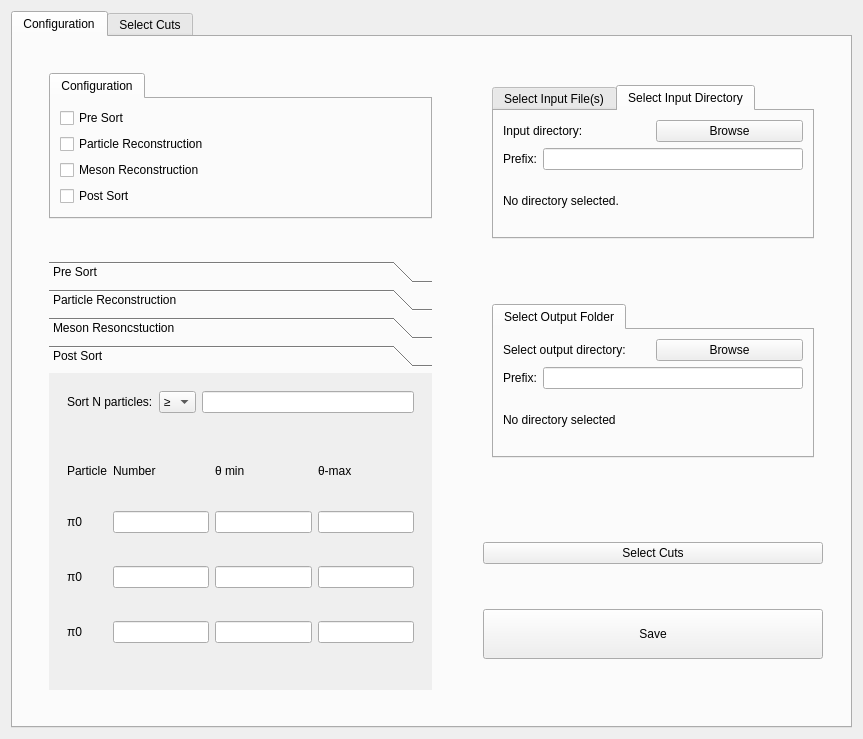
Before: the Qt Designer form configurationdialog.ui in A2-Collaboration-dev/GoAT_GUI, drawn with Qt 5.
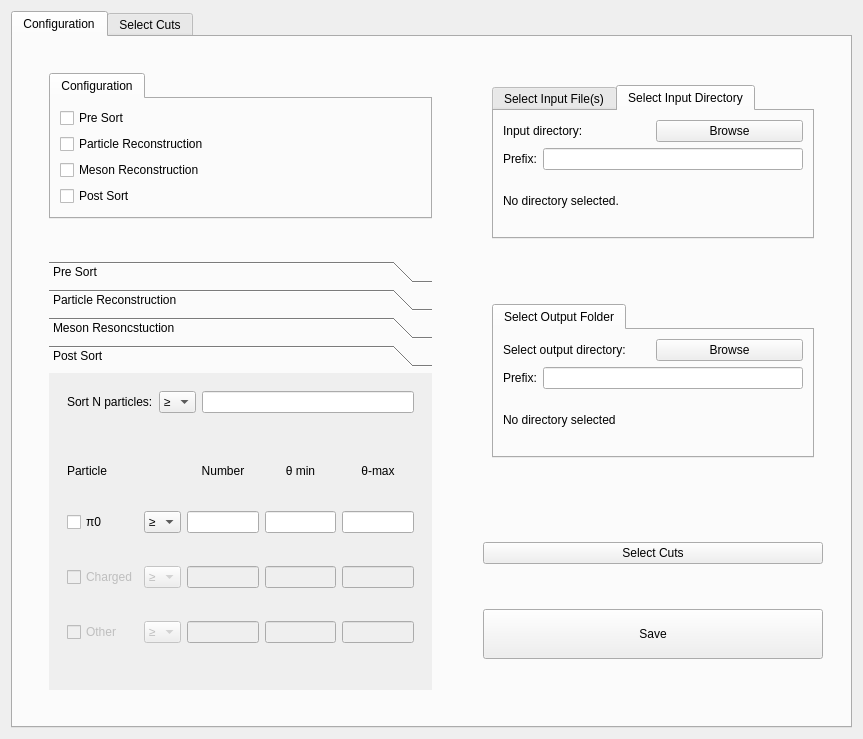
After: the same form once the commit is applied. Custom widgets are drawn as their Qt base class.

Diff of the .ui file:
```diff
--- a/configurationdialog.ui
+++ b/configurationdialog.ui
@@ -13,8 +13,8 @@
   <property name="windowTitle">
    <string>Dialog</string>
   </property>
-  <layout class="QHBoxLayout" name="horizontalLayout">
-   <item>
+  <layout class="QGridLayout" name="gridLayout_2">
+   <item row="0" column="0">
     <widget class="QTabWidget" name="tabWidget">
      <property name="currentIndex">
       <number>0</number>
@@ -517,7 +517,7 @@
                     </item>
                     <item>
                      <widget class="QWidget" name="widget_12" native="true">
-                      <layout class="QGridLayout" name="gridLayout_2">
+                      <layout class="QGridLayout" name="gridLayout_3">
                        <item row="0" column="0">
                         <widget class="QLabel" name="label_4">
                          <property name="sizePolicy">
@@ -529,76 +529,217 @@
                          <property name="text">
                           <string>Particle</string>
                          </property>
-                        </widget>
-                       </item>
-                       <item row="0" column="1">
-                        <widget class="QLabel" name="label_5">
-                         <property name="text">
-                          <string>Number</string>
+                         <property name="alignment">
+                          <set>Qt::AlignCenter</set>
                          </property>
                         </widget>
                        </item>
-                       <item row="0" column="2">
+                       <item row="0" column="4">
                         <widget class="QLabel" name="label_6">
                          <property name="text">
                           <string>θ min</string>
                          </property>
+                         <property name="alignment">
+                          <set>Qt::AlignCenter</set>
+                         </property>
                         </widget>
                        </item>
-                       <item row="0" column="3">
+                       <item row="0" column="5">
                         <widget class="QLabel" name="label_7">
                          <property name="text">
                           <string>θ-max</string>
                          </property>
+                         <property name="alignment">
+                          <set>Qt::AlignCenter</set>
+                         </property>
                         </widget>
                        </item>
                        <item row="1" column="0">
-                        <widget class="QLabel" name="label_8">
+                        <widget class="QCheckBox" name="checkBoxpi0">
                          <property name="text">
                           <string>π0</string>
                          </property>
                         </widget>
                        </item>
-                       <item row="1" column="1">
-                        <widget class="QLineEdit" name="lineEdit_2"/>
-                       </item>
                        <item row="1" column="2">
-                        <widget class="QLineEdit" name="lineEdit_3"/>
+                        <widget class="QComboBox" name="comboBoxPS1">
+                         <property name="sizePolicy">
+                          <sizepolicy hsizetype="Fixed" vsizetype="Fixed">
+                           <horstretch>0</horstretch>
+                           <verstretch>0</verstretch>
+                          </sizepolicy>
+                         </property>
+                         <item>
+                          <property name="text">
+                           <string>≥</string>
+                          </property>
+                         </item>
+                         <item>
+                          <property name="text">
+                           <string>≤</string>
+                          </property>
+                         </item>
+                         <item>
+                          <property name="text">
+                           <string>=</string>
+                          </property>
+                         </item>
+                        </widget>
                        </item>
                        <item row="1" column="3">
-                        <widget class="QLineEdit" name="lineEdit_4"/>
+                        <widget class="QLineEdit" name="lineEditPSNum1">
+                         <property name="inputMethodHints">
+                          <set>Qt::ImhDigitsOnly</set>
+                         </property>
+                        </widget>
                        </item>
-                       <item row="2" column="0">
-                        <widget class="QLabel" name="label_9">
+                       <item row="1" column="4">
+                        <widget class="QLineEdit" name="lineEditPSMin1">
+                         <property name="inputMethodHints">
+                          <set>Qt::ImhDigitsOnly</set>
+                         </property>
+                        </widget>
+                       </item>
+                       <item row="1" column="5">
+                        <widget class="QLineEdit" name="lineEditPSMax1">
+                         <property name="inputMethodHints">
+                          <set>Qt::ImhDigitsOnly</set>
+                         </property>
+                        </widget>
+                       </item>
+                       <item row="2" column="0" colspan="2">
+                        <widget class="QCheckBox" name="checkBox">
+                         <property name="enabled">
+                          <bool>false</bool>
+                         </property>
                          <property name="text">
-                          <string>π0</string>
+                          <string>Charged</string>
                          </property>
                         </widget>
                        </item>
-                       <item row="2" column="1">
-                        <widget class="QLineEdit" name="lineEdit_7"/>
-                       </item>
                        <item row="2" column="2">
-                        <widget class="QLineEdit" name="lineEdit_5"/>
+                        <widget class="QComboBox" name="comboBoxPS2">
+                         <property name="enabled">
+                          <bool>false</bool>
+                         </property>
+                         <item>
+                          <property name="text">
+                           <string>≥</string>
+                          </property>
+                         </item>
+                         <item>
+                          <property name="text">
+                           <string>≤</string>
+                          </property>
+                         </item>
+                         <item>
+                          <property name="text">
+                           <string>=</string>
+                          </property>
+                         </item>
+                        </widget>
                        </item>
                        <item row="2" column="3">
-                        <widget class="QLineEdit" name="lineEdit_6"/>
+                        <widget class="QLineEdit" name="lineEditPSNum2">
+                         <property name="enabled">
+                          <bool>false</bool>
+                         </property>
+                         <property name="inputMethodHints">
+                          <set>Qt::ImhDigitsOnly</set>
+                         </property>
+                        </widget>
                        </item>
-                       <item row="3" column="0">
-                        <widget class="QLabel" name="label_10">
+                       <item row="2" column="4">
+                        <widget class="QLineEdit" name="lineEditPSMin2">
+                         <property name="enabled">
+                          <bool>false</bool>
+                         </property>
+                         <property name="inputMethodHints">
+                          <set>Qt::ImhDigitsOnly</set>
+                         </property>
+                        </widget>
+                       </item>
+                       <item row="2" column="5">
+                        <widget class="QLineEdit" name="lineEditPSMax2">
+                         <property name="enabled">
+                          <bool>false</bool>
+                         </property>
+                         <property name="inputMethodHints">
+                          <set>Qt::ImhDigitsOnly</set>
+                         </property>
+                        </widget>
+                       </item>
+                       <item row="3" column="0" colspan="2">
+                        <widget class="QCheckBox" name="checkBox_2">
+                         <property name="enabled">
+                          <bool>false</bool>
+                         </property>
                          <property name="text">
-                          <string>π0</string>
+                          <string>Other</string>
                          </property>
                         </widget>
                        </item>
-                       <item row="3" column="1">
-                        <widget class="QLineEdit" name="lineEdit_10"/>
-                       </item>
                        <item row="3" column="2">
-                        <widget class="QLineEdit" name="lineEdit_8"/>
+                        <widget class="QComboBox" name="comboBoxPS3">
+                         <property name="enabled">
+                          <bool>false</bool>
+                         </property>
+                         <item>
+                          <property name="text">
+                           <string>≥</string>
+                          </property>
+                         </item>
+                         <item>
+                          <property name="text">
+                           <string>≤</string>
+                          </property>
+                         </item>
+                         <item>
+                          <property name="text">
+                           <string>=</string>
+                          </property>
+                         </item>
+                        </widget>
                        </item>
                        <item row="3" column="3">
-                        <widget class="QLineEdit" name="lineEdit_9"/>
+                        <widget class="QLineEdit" name="lineEditPSNum3">
+                         <property name="enabled">
+                          <bool>false</bool>
+                         </property>
+                         <property name="inputMethodHints">
+                          <set>Qt::ImhDigitsOnly</set>
+                         </property>
+                        </widget>
+                       </item>
+                       <item row="3" column="4">
+                        <widget class="QLineEdit" name="lineEditPSMin3">
+                         <property name="enabled">
+                          <bool>false</bool>
+                         </property>
+                         <property name="inputMethodHints">
+                          <set>Qt::ImhDigitsOnly</set>
+                         </property>
+                        </widget>
+                       </item>
+                       <item row="3" column="5">
+                        <widget class="QLineEdit" name="lineEditPSMax3">
+                         <property name="enabled">
+                          <bool>false</bool>
+                         </property>
+                         <property name="inputMethodHints">
+                          <set>Qt::ImhDigitsOnly</set>
+                         </property>
+                        </widget>
+                       </item>
+                       <item row="0" column="3">
+                        <widget class="QLabel" name="label_5">
+                         <property name="text">
+                          <string>Number</string>
+                         </property>
+                         <property name="alignment">
+                          <set>Qt::AlignCenter</set>
+                         </property>
+                        </widget>
                        </item>
                       </layout>
                      </widget>
```
Left out of the diff: 17 changed lines with no effect on the pictures.
